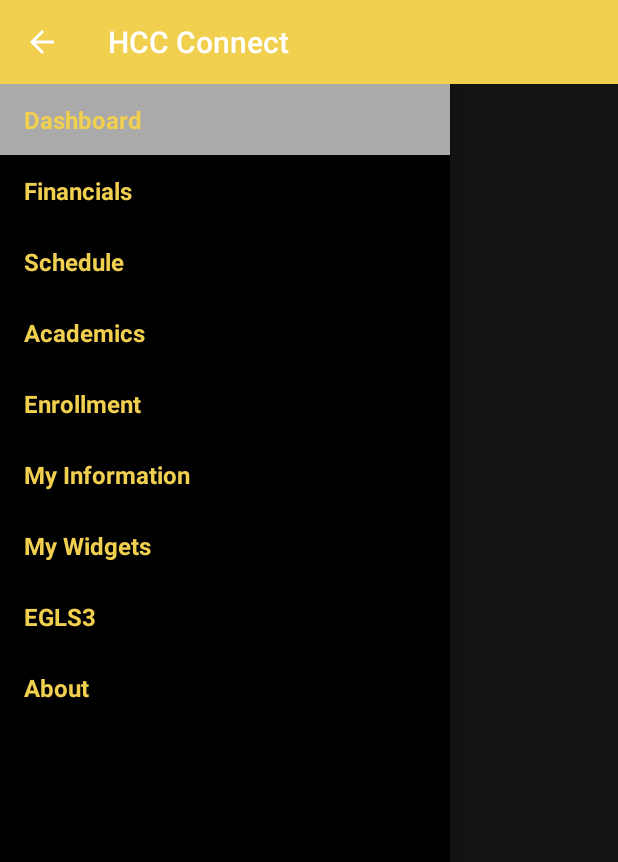
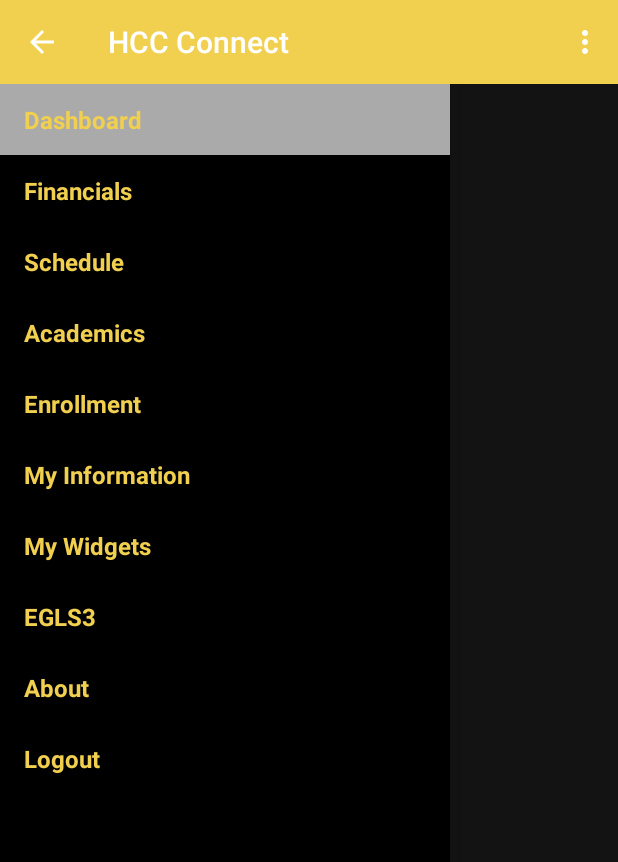
Before and after one commit to jakeibeemassa0908/HCC_Connect, an Android app: the screen it shows after launch (Dashboard), on a phone screen of 412 x 824 dp. Shown: the top 862 px of the screen. Run offline under Robolectric (Android 15) with nearby library versions, the phone set to English and light mode, and no system bars; 2 statements that could not run were skipped.

```diff
--- a/app/src/main/java/com/hccs/app/hccconnect/NavigationDrawerFragment.java
+++ b/app/src/main/java/com/hccs/app/hccconnect/NavigationDrawerFragment.java
@@ -110,7 +110,8 @@
                         getString(R.string.title_section6),
                         getString(R.string.title_section7),
                         getString(R.string.title_section8),
-                        getString(R.string.title_section9)
+                        getString(R.string.title_section9),
+                        getString(R.string.title_section10)
 
                 }));
         mDrawerListView.setItemChecked(mCurrentSelectedPosition, true);
--- a/app/src/main/res/menu/dashboard.xml
+++ b/app/src/main/res/menu/dashboard.xml
@@ -5,6 +5,5 @@
 
     <item android:id="@+id/action_settings"
         android:title="@string/action_settings"
-        android:orderInCategory="100"
-        app:showAsAction="never" />
+        android:orderInCategory="100"/>
 </menu>
--- a/app/src/main/res/menu/global.xml
+++ b/app/src/main/res/menu/global.xml
@@ -1,2 +1,8 @@
-<menu xmlns:android="http://schemas.android.com/apk/res/android">
+<menu xmlns:android="http://schemas.android.com/apk/res/android"
+    xmlns:app="http://schemas.android.com/apk/res-auto">
+
+    <item android:id="@+id/action_compose"
+        android:icon="@drawable/ic_menu_login"
+        android:title="ok"
+        app:showAsAction="always"/>
 </menu>
--- a/app/src/main/res/values/strings.xml
+++ b/app/src/main/res/values/strings.xml
@@ -11,9 +11,11 @@
     <string name="title_section7">My Widgets</string>
     <string name="title_section8">EGLS3</string>
     <string name="title_section9">About</string>
+    <string name="title_section10">Logout</string>
     <string name="navigation_drawer_open">Open navigation drawer</string>
     <string name="navigation_drawer_close">Close navigation drawer</string>
     <string name="action_example">Example action</string>
     <string name="action_settings">Settings</string>
+    <string name="action_login">Insert</string>
 
 </resources>
```
Also changed, not shown: app/src/main/java/com/hccs/app/hccconnect/AboutFragment.java (+20 -2 lines), app/src/main/java/com/hccs/app/hccconnect/Dashboard.java (+0 -7 lines), app/src/main/java/com/hccs/app/hccconnect/PlaceholderFragment.java (+17 -0 lines), app/src/main/res/drawable-hdpi/ic_menu_login.png (added), app/src/main/res/drawable-mdpi/ic_menu_login.png (added), app/src/main/res/drawable-xhdpi/ic_menu_login.png (added), app/src/main/res/drawable-xxhdpi/ic_menu_login.png (added).
